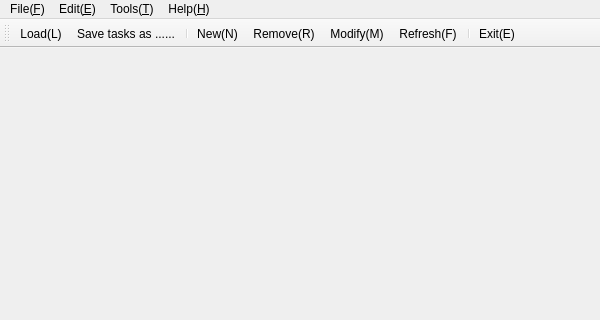
Above: MainWindow.ui from KangLin/Calendar before the change; both pictures show x 0 to 600 and y 0 to 320 of the 600 by 480 pixel window. Below: the same form after it.
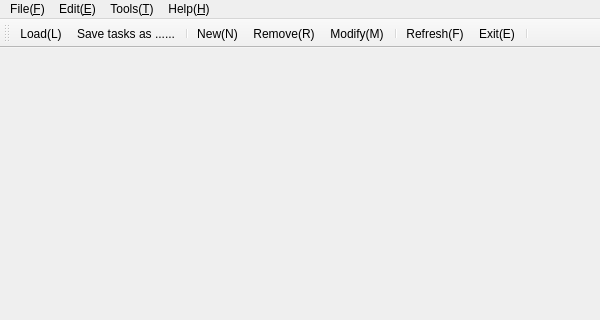
That is the form after the change. Icons and pictures are not drawn.

```diff
--- a/MainWindow.ui
+++ b/MainWindow.ui
@@ -81,9 +81,10 @@
    <addaction name="actionNew_N"/>
    <addaction name="actionRemove_R"/>
    <addaction name="actionModify_M"/>
+   <addaction name="separator"/>
    <addaction name="actionRefresh_F"/>
-   <addaction name="separator"/>
    <addaction name="actionExit_E"/>
+   <addaction name="separator"/>
   </widget>
   <action name="actionLoad_L">
    <property name="icon">
```
